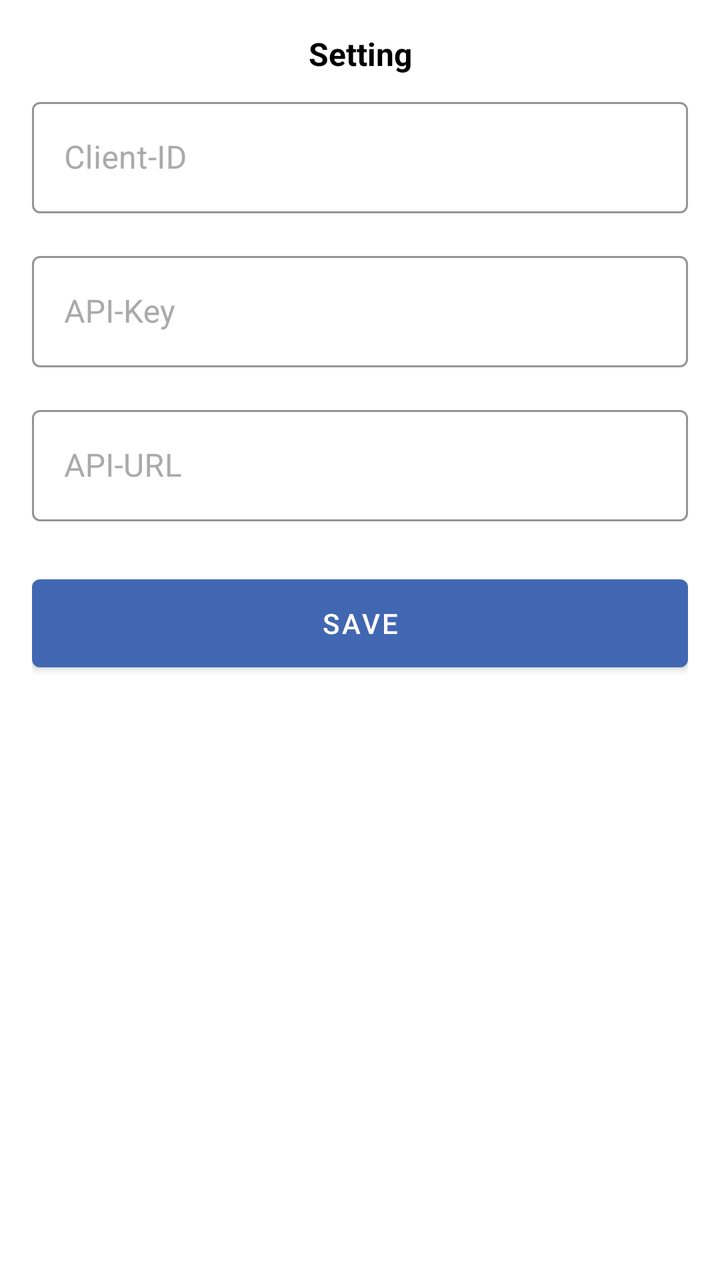
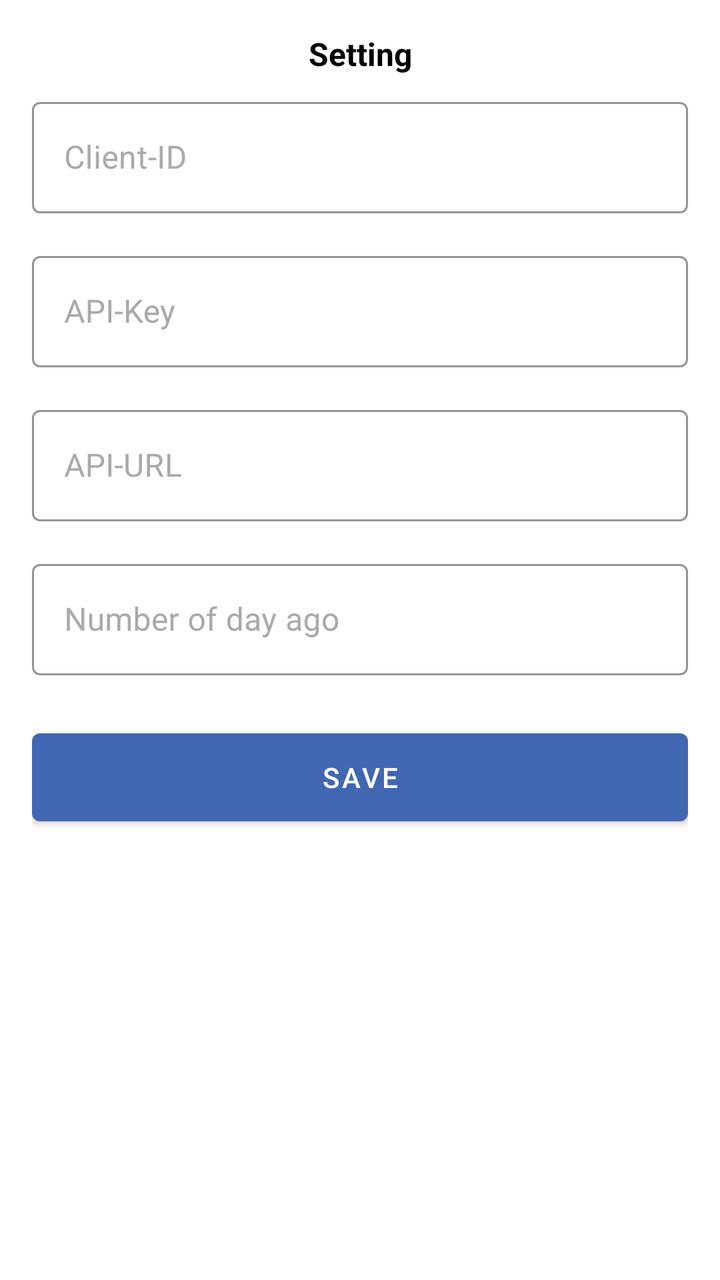

Two renders of the same Android screen: before a commit and after it. Below are the layout's source before the change and the commit's diff.
<!-- AndroidManifest.xml: application theme Theme.DtcLnh -->
<!-- res/layout/bottom_sheet_setting.xml -->
<?xml version="1.0" encoding="utf-8"?>
<androidx.constraintlayout.widget.ConstraintLayout xmlns:android="http://schemas.android.com/apk/res/android"
    xmlns:app="http://schemas.android.com/apk/res-auto"
    android:layout_width="match_parent"
    android:layout_height="match_parent"
    android:background="@drawable/rounded_corner"
    android:paddingHorizontal="16dp"
    android:paddingVertical="16dp">

    <TextView
        android:id="@+id/tv_1"
        android:layout_width="wrap_content"
        android:layout_height="wrap_content"
        android:text="@string/settings"
        android:textColor="@color/black"
        android:textSize="16sp"
        android:textStyle="bold"
        app:layout_constraintEnd_toEndOf="parent"
        app:layout_constraintStart_toStartOf="parent"
        app:layout_constraintTop_toTopOf="parent">

    </TextView>

    <com.google.android.material.textfield.TextInputLayout
        android:id="@+id/ip_client_id"
        style="@style/TextInputLayout"
        android:layout_width="match_parent"
        android:layout_height="wrap_content"
        android:layout_marginTop="8dp"
        android:hint="@string/client_id"
        android:textColorHint="@color/secondaryTextGray"
        app:hintTextColor="@color/secondaryTextGray"
        app:layout_constraintEnd_toEndOf="parent"
        app:layout_constraintStart_toStartOf="parent"
        app:layout_constraintTop_toBottomOf="@id/tv_1">

        <com.google.android.material.textfield.TextInputEditText
            android:id="@+id/edit_client_id"
            android:layout_width="match_parent"
            android:layout_height="wrap_content"
            android:imeOptions="actionDone"
            android:inputType="textVisiblePassword"
            android:maxLines="1"
            android:singleLine="true"
            android:textColor="@color/black" />
    </com.google.android.material.textfield.TextInputLayout>

    <com.google.android.material.textfield.TextInputLayout
        android:id="@+id/ip_api_key"
        style="@style/TextInputLayout"
        android:layout_width="match_parent"
        android:layout_height="wrap_content"
        android:layout_marginTop="8dp"
        android:hint="@string/api_key"
        android:textColorHint="@color/secondaryTextGray"
        app:hintTextColor="@color/secondaryTextGray"
        app:layout_constraintEnd_toEndOf="parent"
        app:layout_constraintStart_toStartOf="parent"
        app:layout_constraintTop_toBottomOf="@id/ip_client_id">

        <com.google.android.material.textfield.TextInputEditText
            android:id="@+id/edit_api_key"
            android:layout_width="match_parent"
            android:layout_height="wrap_content"
            android:imeOptions="actionDone"
            android:maxLines="1"
            android:singleLine="true"

            android:textColor="@color/black" />
    </com.google.android.material.textfield.TextInputLayout>

    <com.google.android.material.textfield.TextInputLayout
        android:id="@+id/ip_api_url"
        style="@style/TextInputLayout"
        android:layout_width="match_parent"
        android:layout_height="wrap_content"
        android:layout_marginTop="8dp"
        android:hint="@string/api_url"
        android:textColorHint="@color/secondaryTextGray"
        app:hintTextColor="@color/secondaryTextGray"
        app:layout_constraintEnd_toEndOf="parent"
        app:layout_constraintStart_toStartOf="parent"
        app:layout_constraintTop_toBottomOf="@id/ip_api_key">

        <com.google.android.material.textfield.TextInputEditText
            android:id="@+id/edit_api_url"
            android:layout_width="match_parent"
            android:layout_height="wrap_content"
            android:imeOptions="actionDone"
            android:maxLines="1"
            android:singleLine="true"

            android:textColor="@color/black" />
    </com.google.android.material.textfield.TextInputLayout>

    <com.google.android.material.button.MaterialButton
        android:id="@+id/btn_save"
        android:layout_width="match_parent"
        android:layout_height="56dp"
        android:layout_marginTop="15dp"
        android:text="@string/save"
        app:backgroundTint="@color/purple_700"
        app:cornerRadius="4dp"
        app:layout_constraintEnd_toEndOf="parent"
        app:layout_constraintStart_toStartOf="parent"
        app:layout_constraintTop_toBottomOf="@id/ip_api_url" />

</androidx.constraintlayout.widget.ConstraintLayout>
<!-- resources referenced by this layout -->
<resources>
  <color name="black">#FF000000</color>
  <color name="purple_700">#4267B2</color>
  <color name="secondaryTextGray">#aaaaaa</color>
  <!-- drawable rounded_corner (drawable) -->
  <shape xmlns:android="http://schemas.android.com/apk/res/android"
      android:shape="rectangle">
      <solid android:color="@android:color/white" />
      <corners
          android:topLeftRadius="16dp"
          android:topRightRadius="16dp" />
  </shape>
  <string name="api_key">API-Key</string>
  <string name="api_url">API-URL</string>
  <string name="client_id">Client-ID</string>
  <string name="save">Save</string>
  <string name="settings">Setting</string>
  <style name="TextInputLayout" parent="Widget.MaterialComponents.TextInputLayout.OutlinedBox">
          
          <item name="android:paddingBottom">8dp</item>
          <item name="boxStrokeColor">@color/black</item>
          <item name="boxStrokeWidthFocused">1dp</item>
      </style>
  <style name="Theme.DtcLnh" parent="Theme.MaterialComponents.DayNight.NoActionBar">
          <item name="bottomSheetDialogTheme">@style/AppBottomSheetDialogTheme</item>
  
          
          <item name="colorPrimary">@color/black</item>
          <item name="colorPrimaryVariant">@color/purple_700</item>
          <item name="colorOnPrimary">@color/white</item>
          
          <item name="colorSecondary">@color/teal_200</item>
          <item name="colorSecondaryVariant">@color/teal_700</item>
          <item name="colorOnSecondary">@color/black</item>
          
          <item name="android:statusBarColor" tools:targetApi="l">@color/purple_700</item>
          <item name="android:forceDarkAllowed" tools:targetApi="q">false</item>
  
          
      </style>
  <style name="AppBottomSheetDialogTheme" parent="Theme.Design.Light.BottomSheetDialog">
          <item name="bottomSheetStyle">@style/AppModalStyle</item>
      </style>
  <color name="white">#FFFFFFFF</color>
  <color name="teal_200">#FF03DAC5</color>
  <color name="teal_700">#FF018786</color>
  <style name="AppModalStyle" parent="Widget.Design.BottomSheet.Modal">
          <item name="android:background">@drawable/rounded_corner</item>
      </style>
</resources>

<!-- the commit's change to res/layout/bottom_sheet_setting.xml (unified diff, before → after) -->
@@ -93,6 +93,30 @@
             android:textColor="@color/black" />
     </com.google.android.material.textfield.TextInputLayout>
 
+    <com.google.android.material.textfield.TextInputLayout
+        android:id="@+id/number_of_day_ago"
+        style="@style/TextInputLayout"
+        android:layout_width="match_parent"
+        android:layout_height="wrap_content"
+        android:layout_marginTop="8dp"
+        android:hint="@string/number_of_day_ago"
+        android:textColorHint="@color/secondaryTextGray"
+        app:hintTextColor="@color/secondaryTextGray"
+        app:layout_constraintEnd_toEndOf="parent"
+        app:layout_constraintStart_toStartOf="parent"
+        app:layout_constraintTop_toBottomOf="@id/ip_api_url">
+
+        <com.google.android.material.textfield.TextInputEditText
+            android:id="@+id/edit_number_of_day_ago"
+            android:layout_width="match_parent"
+            android:layout_height="wrap_content"
+            android:imeOptions="actionDone"
+            android:maxLines="1"
+            android:singleLine="true"
+            android:inputType="numberDecimal"
+            android:textColor="@color/black" />
+    </com.google.android.material.textfield.TextInputLayout>
+
     <com.google.android.material.button.MaterialButton
         android:id="@+id/btn_save"
         android:layout_width="match_parent"
@@ -103,6 +127,6 @@
         app:cornerRadius="4dp"
         app:layout_constraintEnd_toEndOf="parent"
         app:layout_constraintStart_toStartOf="parent"
-        app:layout_constraintTop_toBottomOf="@id/ip_api_url" />
+        app:layout_constraintTop_toBottomOf="@id/number_of_day_ago" />
 
 </androidx.constraintlayout.widget.ConstraintLayout>
<!-- resource entries referenced after the edit -->
@@ -14,6 +14,7 @@
   <string name="api_key">API-Key</string>
   <string name="api_url">API-URL</string>
   <string name="client_id">Client-ID</string>
+  <string name="number_of_day_ago">Number of day ago</string>
   <string name="save">Save</string>
   <string name="settings">Setting</string>
   <style name="TextInputLayout" parent="Widget.MaterialComponents.TextInputLayout.OutlinedBox">
